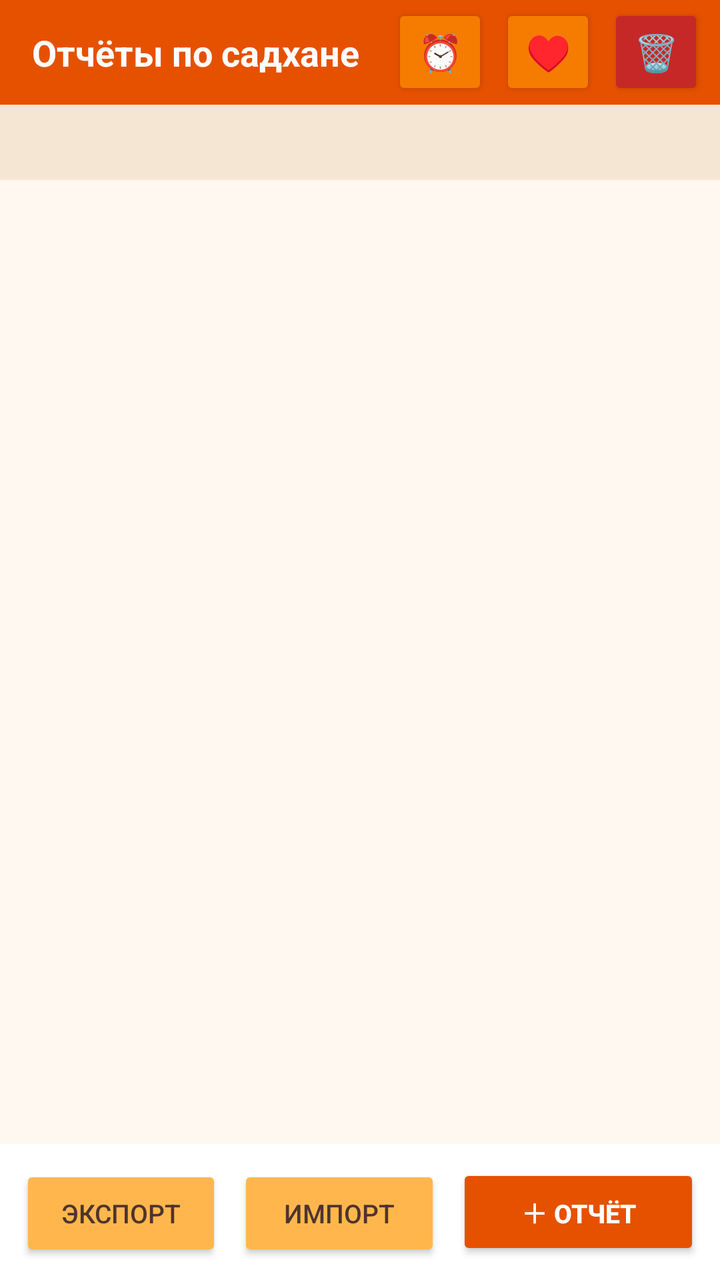
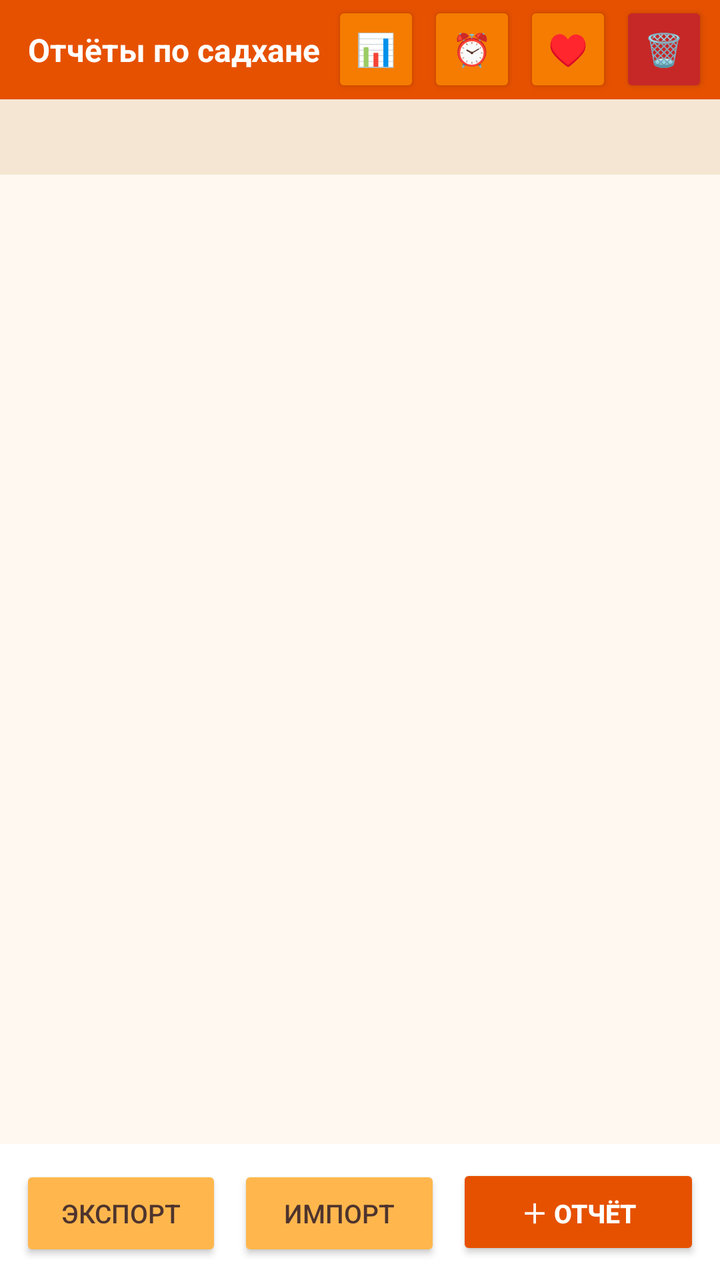

The first picture is an Android layout as it rendered before a commit; the second is the same layout after the commit. The layout source and the unified diff follow.
<!-- AndroidManifest.xml: application theme AppTheme -->
<!-- res/layout/activity_main.xml -->
<?xml version="1.0" encoding="utf-8"?>
<LinearLayout xmlns:android="http://schemas.android.com/apk/res/android"
    android:layout_width="match_parent"
    android:layout_height="match_parent"
    android:orientation="vertical"
    android:background="#FFF8F0">

    <LinearLayout
        android:layout_width="match_parent"
        android:layout_height="wrap_content"
        android:orientation="horizontal"
        android:background="#E65100"
        android:gravity="center_vertical"
        android:paddingLeft="16dp"
        android:paddingRight="8dp">

        <TextView
            android:id="@+id/header"
            android:layout_width="0dp"
            android:layout_height="wrap_content"
            android:layout_weight="1"
            android:text="Отчёты по садхане"
            android:textColor="#FFFFFF"
            android:textSize="18sp"
            android:textStyle="bold"
            android:paddingTop="14dp"
            android:paddingBottom="14dp" />

        <Button
            android:id="@+id/btnSettings"
            android:layout_width="wrap_content"
            android:layout_height="wrap_content"
            android:minWidth="48dp"
            android:layout_marginLeft="6dp"
            android:text="⏰"
            android:textSize="18sp"
            android:backgroundTint="#F57C00"
            android:textColor="#FFFFFF" />

        <Button
            android:id="@+id/btnDonate"
            android:layout_width="wrap_content"
            android:layout_height="wrap_content"
            android:minWidth="48dp"
            android:layout_marginLeft="6dp"
            android:text="♥"
            android:textSize="18sp"
            android:backgroundTint="#F57C00"
            android:textColor="#FFFFFF" />

        <Button
            android:id="@+id/btnDeleteAll"
            android:layout_width="wrap_content"
            android:layout_height="wrap_content"
            android:minWidth="48dp"
            android:layout_marginLeft="6dp"
            android:text="🗑"
            android:textSize="18sp"
            android:backgroundTint="#C62828"
            android:textColor="#FFFFFF" />
    </LinearLayout>

    <TextView
        android:id="@+id/summary"
        android:layout_width="match_parent"
        android:layout_height="wrap_content"
        android:background="#F5E6D3"
        android:paddingLeft="16dp"
        android:paddingRight="16dp"
        android:paddingTop="10dp"
        android:paddingBottom="10dp"
        android:textColor="#6D4C41"
        android:textSize="13sp"
        android:text="" />

    <FrameLayout
        android:layout_width="match_parent"
        android:layout_height="0dp"
        android:layout_weight="1">

        <ListView
            android:id="@+id/list"
            android:layout_width="match_parent"
            android:layout_height="match_parent"
            android:divider="@null"
            android:dividerHeight="0dp"
            android:paddingLeft="12dp"
            android:paddingRight="12dp"
            android:paddingTop="8dp"
            android:paddingBottom="8dp"
            android:clipToPadding="false"
            android:scrollbars="vertical" />

        <TextView
            android:id="@+id/empty"
            android:layout_width="match_parent"
            android:layout_height="match_parent"
            android:gravity="center"
            android:paddingLeft="32dp"
            android:paddingRight="32dp"
            android:text="Пока нет ни одного отчёта.\n\nНажмите «＋ Отчёт», чтобы заполнить отчёт за сегодня."
            android:textColor="#A1887F"
            android:textSize="15sp"
            android:visibility="gone" />
    </FrameLayout>

    <LinearLayout
        android:layout_width="match_parent"
        android:layout_height="wrap_content"
        android:orientation="horizontal"
        android:background="#FFFFFF"
        android:padding="10dp">

        <Button
            android:id="@+id/btnExport"
            android:layout_width="0dp"
            android:layout_height="wrap_content"
            android:layout_weight="1"
            android:text="Экспорт"
            android:textSize="13sp"
            android:backgroundTint="#FFB74D"
            android:textColor="#4E342E" />

        <Button
            android:id="@+id/btnImport"
            android:layout_width="0dp"
            android:layout_height="wrap_content"
            android:layout_weight="1"
            android:layout_marginLeft="8dp"
            android:text="Импорт"
            android:textSize="13sp"
            android:backgroundTint="#FFB74D"
            android:textColor="#4E342E" />

        <Button
            android:id="@+id/btnAdd"
            android:layout_width="0dp"
            android:layout_height="wrap_content"
            android:layout_weight="1.2"
            android:layout_marginLeft="8dp"
            android:text="＋ Отчёт"
            android:textSize="13sp"
            android:textStyle="bold"
            android:backgroundTint="#E65100"
            android:textColor="#FFFFFF" />
    </LinearLayout>
</LinearLayout>
<!-- resources referenced by this layout -->
<resources>
  <style name="AppTheme" parent="@android:style/Theme.Material.Light.NoActionBar">
          <item name="android:colorPrimary">#E65100</item>
          <item name="android:colorPrimaryDark">#BF360C</item>
          <item name="android:colorAccent">#E65100</item>
          <item name="android:windowBackground">#FFF8F0</item>
      </style>
</resources>

<!-- the commit's change to res/layout/activity_main.xml (unified diff, before → after) -->
@@ -11,8 +11,8 @@
         android:orientation="horizontal"
         android:background="#E65100"
         android:gravity="center_vertical"
-        android:paddingLeft="16dp"
-        android:paddingRight="8dp">
+        android:paddingLeft="14dp"
+        android:paddingRight="6dp">
 
         <TextView
             android:id="@+id/header"
@@ -21,19 +21,30 @@
             android:layout_weight="1"
             android:text="Отчёты по садхане"
             android:textColor="#FFFFFF"
-            android:textSize="18sp"
+            android:textSize="16sp"
             android:textStyle="bold"
             android:paddingTop="14dp"
             android:paddingBottom="14dp" />
 
         <Button
+            android:id="@+id/btnStats"
+            android:layout_width="wrap_content"
+            android:layout_height="wrap_content"
+            android:minWidth="42dp"
+            android:layout_marginLeft="4dp"
+            android:text="📊"
+            android:textSize="16sp"
+            android:backgroundTint="#F57C00"
+            android:textColor="#FFFFFF" />
+
+        <Button
             android:id="@+id/btnSettings"
             android:layout_width="wrap_content"
             android:layout_height="wrap_content"
-            android:minWidth="48dp"
-            android:layout_marginLeft="6dp"
+            android:minWidth="42dp"
+            android:layout_marginLeft="4dp"
             android:text="⏰"
-            android:textSize="18sp"
+            android:textSize="16sp"
             android:backgroundTint="#F57C00"
             android:textColor="#FFFFFF" />
 
@@ -41,10 +52,10 @@
             android:id="@+id/btnDonate"
             android:layout_width="wrap_content"
             android:layout_height="wrap_content"
-            android:minWidth="48dp"
-            android:layout_marginLeft="6dp"
+            android:minWidth="42dp"
+            android:layout_marginLeft="4dp"
             android:text="♥"
-            android:textSize="18sp"
+            android:textSize="16sp"
             android:backgroundTint="#F57C00"
             android:textColor="#FFFFFF" />
 
@@ -52,10 +63,10 @@
             android:id="@+id/btnDeleteAll"
             android:layout_width="wrap_content"
             android:layout_height="wrap_content"
-            android:minWidth="48dp"
-            android:layout_marginLeft="6dp"
+            android:minWidth="42dp"
+            android:layout_marginLeft="4dp"
             android:text="🗑"
-            android:textSize="18sp"
+            android:textSize="16sp"
             android:backgroundTint="#C62828"
             android:textColor="#FFFFFF" />
     </LinearLayout>
